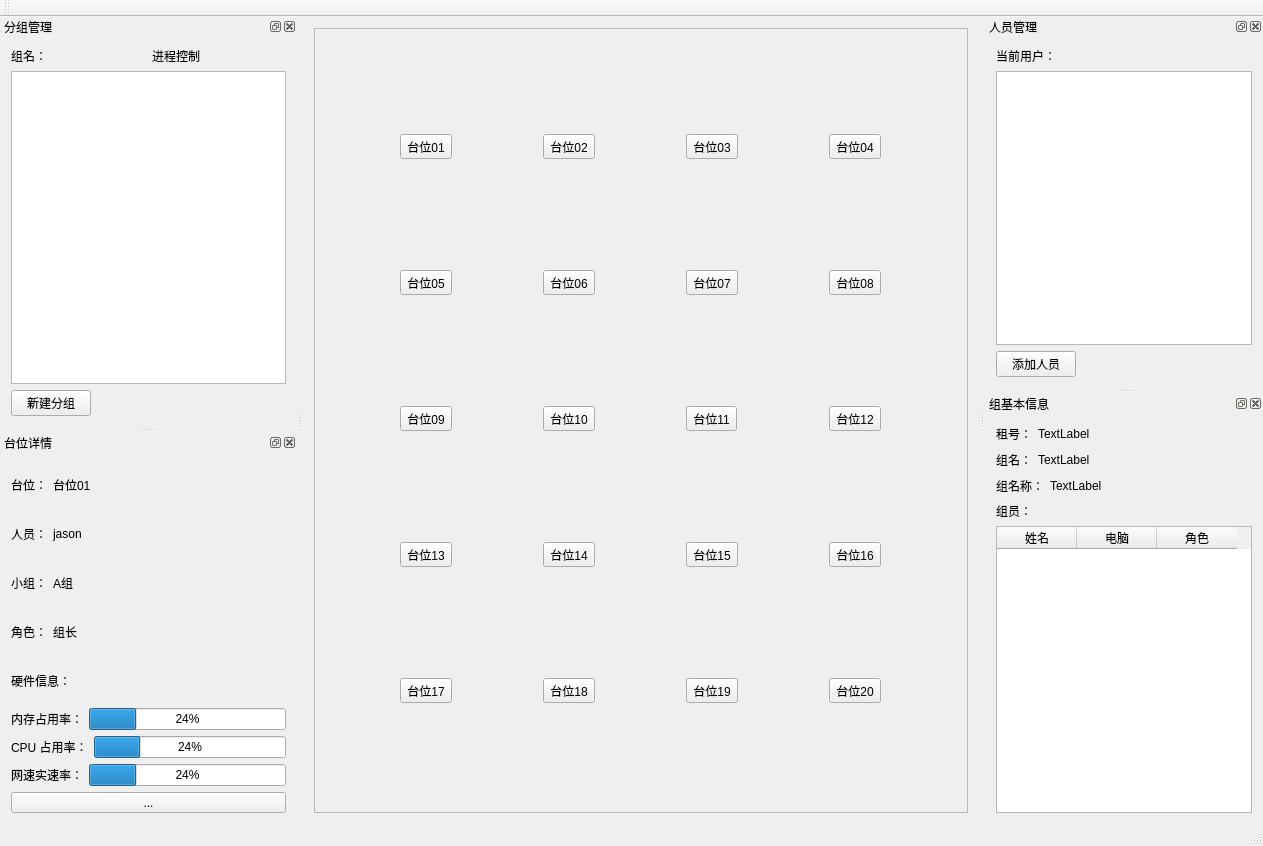
Before: the Qt Designer form mainwindow.ui in backto25/Stone, drawn with Qt 5.
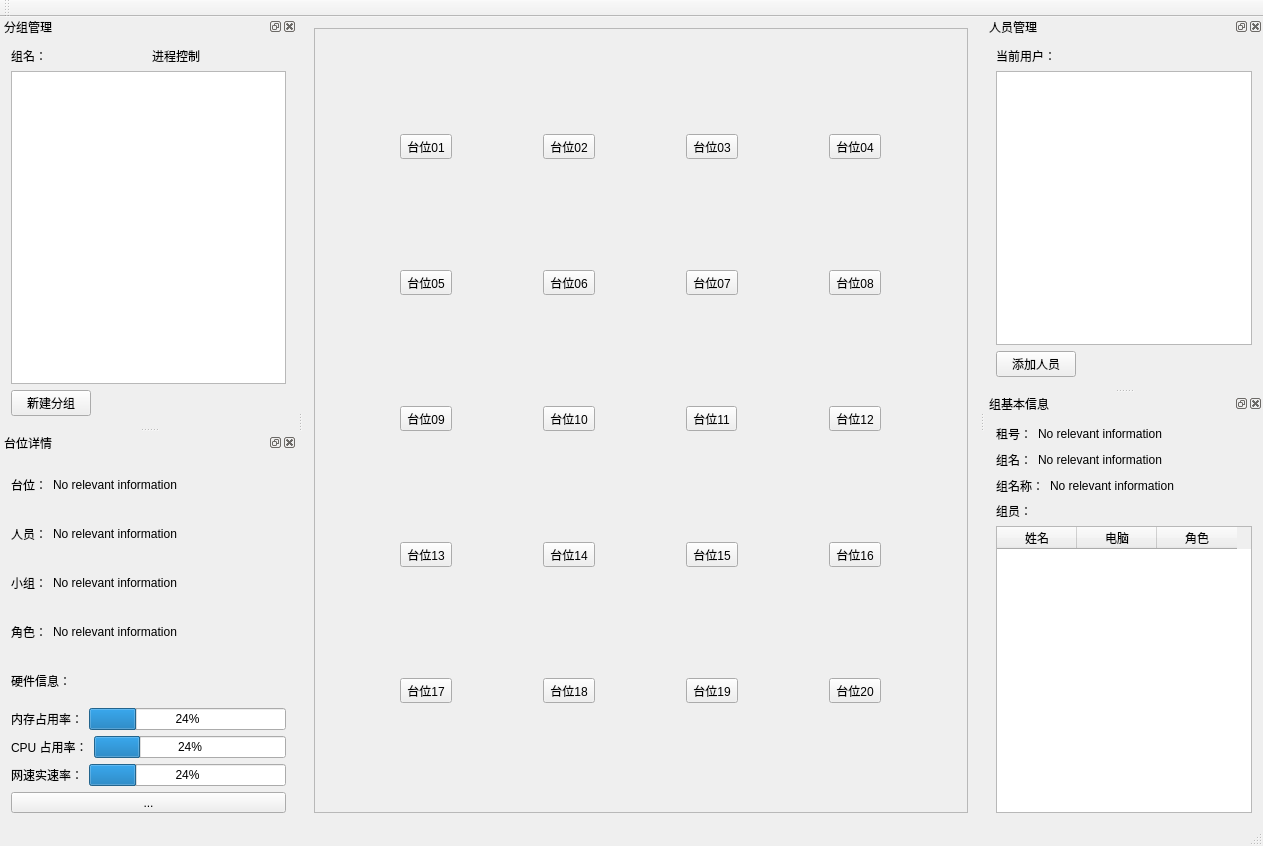
After: the same form once the commit is applied. Icons and pictures are not drawn.

The edit to the form file:
```diff
--- a/mainwindow.ui
+++ b/mainwindow.ui
@@ -608,7 +608,7 @@
        <item>
         <widget class="QLabel" name="label_19">
          <property name="text">
-          <string>TextLabel</string>
+          <string>No relevant information</string>
          </property>
         </widget>
        </item>
@@ -639,7 +639,7 @@
        <item>
         <widget class="QLabel" name="label_6">
          <property name="text">
-          <string>TextLabel</string>
+          <string>No relevant information</string>
          </property>
         </widget>
        </item>
@@ -670,7 +670,7 @@
        <item>
         <widget class="QLabel" name="label_8">
          <property name="text">
-          <string>TextLabel</string>
+          <string>No relevant information</string>
          </property>
         </widget>
        </item>
@@ -747,7 +747,7 @@
        <item>
         <widget class="QLabel" name="label_18">
          <property name="text">
-          <string>台位01</string>
+          <string>No relevant information</string>
          </property>
         </widget>
        </item>
@@ -778,7 +778,7 @@
        <item>
         <widget class="QLabel" name="label_12">
          <property name="text">
-          <string>jason</string>
+          <string>No relevant information</string>
          </property>
         </widget>
        </item>
@@ -809,7 +809,7 @@
        <item>
         <widget class="QLabel" name="label_14">
          <property name="text">
-          <string>A组</string>
+          <string>No relevant information</string>
          </property>
         </widget>
        </item>
@@ -840,7 +840,7 @@
        <item>
         <widget class="QLabel" name="label_16">
          <property name="text">
-          <string>组长</string>
+          <string>No relevant information</string>
          </property>
         </widget>
        </item>
```
Left out of the diff: 8 changed lines with no effect on the pictures.
